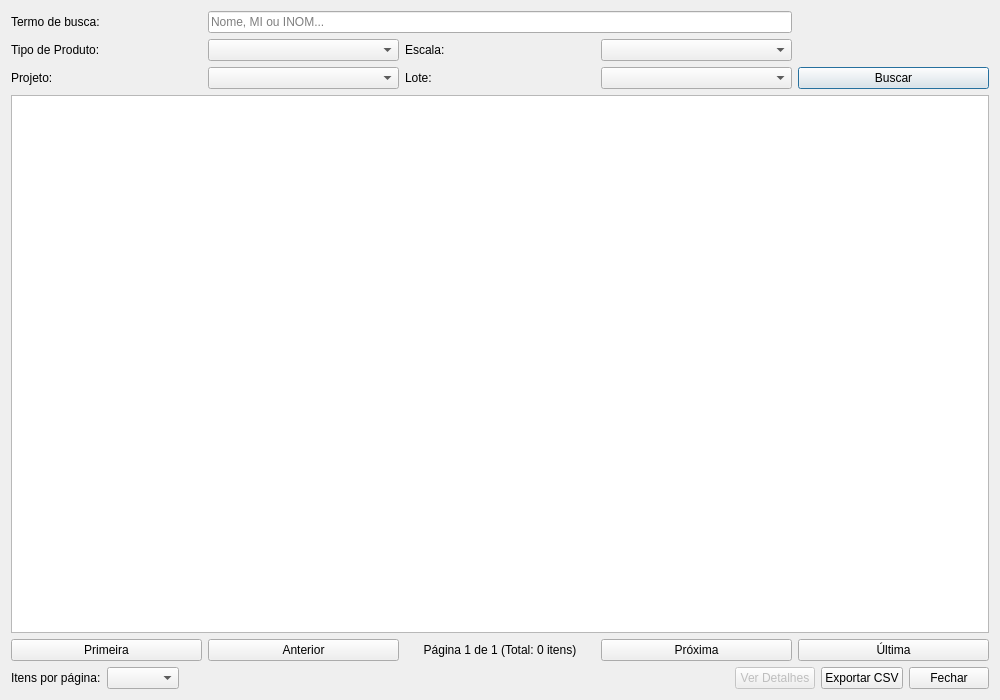
This is ferramentas_acervo/gui/busca_produtos/busca_produtos_dialog.ui in 1cgeo/controle_acervo as Qt 5 draws it before an edit. The edited form follows.
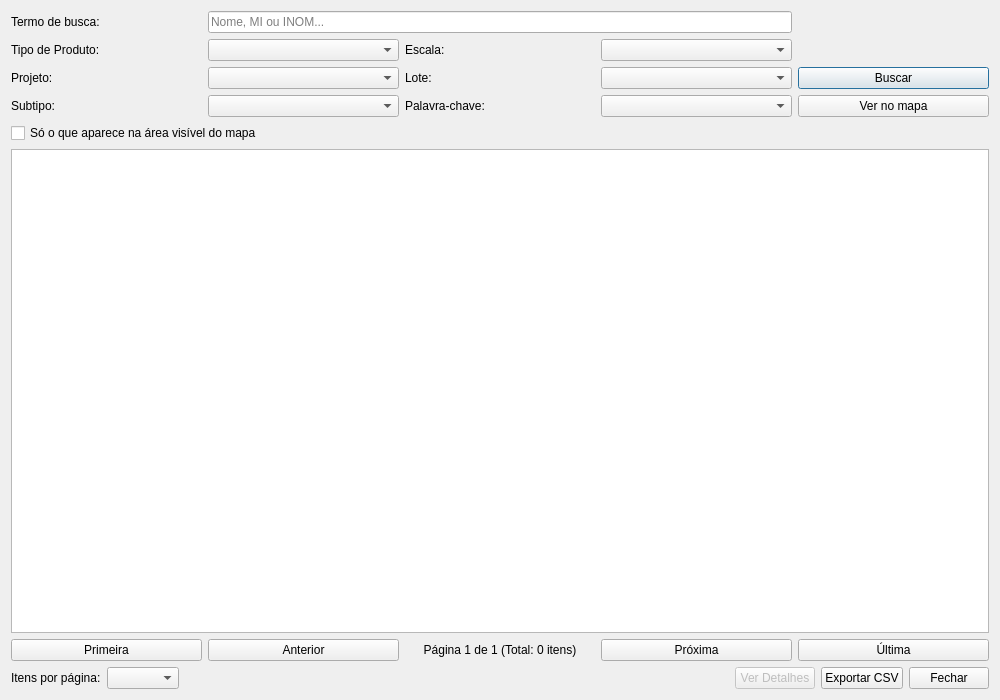
This is the edited form.

What changed in the file:
```diff
--- a/ferramentas_acervo/gui/busca_produtos/busca_produtos_dialog.ui
+++ b/ferramentas_acervo/gui/busca_produtos/busca_produtos_dialog.ui
@@ -70,6 +70,40 @@
      <item row="2" column="3">
       <widget class="QComboBox" name="loteComboBox"/>
      </item>
+     <item row="3" column="0">
+      <widget class="QLabel" name="subtipoLabel">
+       <property name="text">
+        <string>Subtipo:</string>
+       </property>
+      </widget>
+     </item>
+     <item row="3" column="1">
+      <widget class="QComboBox" name="subtipoComboBox"/>
+     </item>
+     <item row="3" column="2">
+      <widget class="QLabel" name="palavraChaveLabel">
+       <property name="text">
+        <string>Palavra-chave:</string>
+       </property>
+      </widget>
+     </item>
+     <item row="3" column="3">
+      <widget class="QComboBox" name="palavraChaveComboBox">
+       <property name="toolTip">
+        <string>Etiqueta exata registrada na versão. Diferente do termo de busca, que casa por trecho.</string>
+       </property>
+      </widget>
+     </item>
+     <item row="4" column="0" colspan="4">
+      <widget class="QCheckBox" name="bboxCheckBox">
+       <property name="text">
+        <string>Só o que aparece na área visível do mapa</string>
+       </property>
+       <property name="toolTip">
+        <string>Usa o retângulo atual do mapa do QGIS como recorte espacial. Reenquadre o mapa e busque de novo para mudar a área.</string>
+       </property>
+      </widget>
+     </item>
      <item row="2" column="4">
       <widget class="QPushButton" name="searchButton">
        <property name="text">
@@ -77,6 +111,16 @@
        </property>
       </widget>
      </item>
+     <item row="3" column="4">
+      <widget class="QPushButton" name="carregarCamadaButton">
+       <property name="text">
+        <string>Ver no mapa</string>
+       </property>
+       <property name="toolTip">
+        <string>Carrega no QGIS, como camada, a geometria de TODOS os produtos que atendem aos filtros (não só a página atual).</string>
+       </property>
+      </widget>
+     </item>
     </layout>
    </item>
    <item>
```
